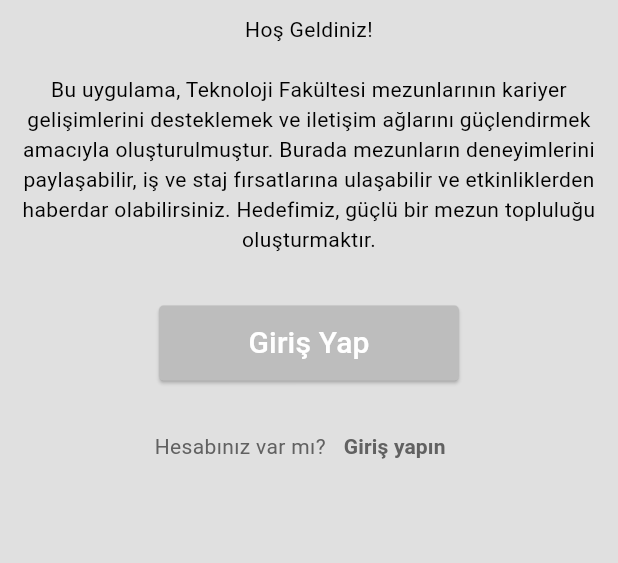
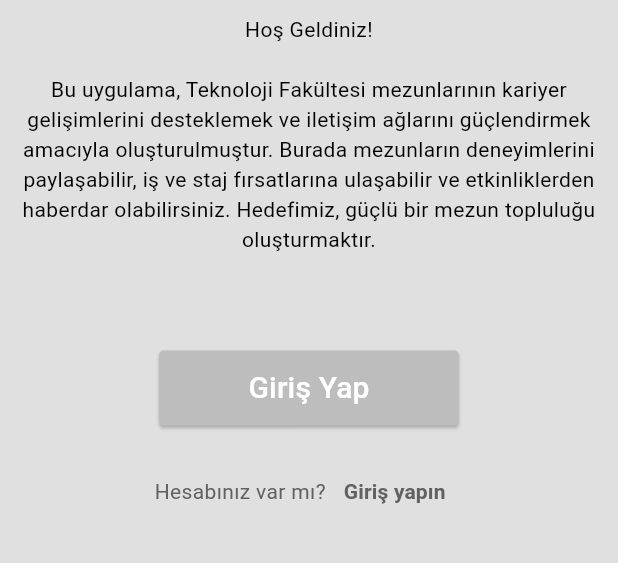
Before and after one commit to kaanhancerr/Selcuk_Alumni_Platform, a Flutter app: the screen it shows after launch, on a phone screen of 412 x 824 dp, the part 414-977 px from its top. Run offline on Flutter 3.47's test engine with Material 3 defaults, Android fonts, the light colour scheme and no system bars.

Commit message:
TextField update

```diff
--- a/lib/components/my_textfield.dart
+++ b/lib/components/my_textfield.dart
@@ -23,11 +23,12 @@ class MyTextField extends StatelessWidget {
         decoration: InputDecoration(
             enabledBorder: OutlineInputBorder(
               borderSide: BorderSide(
-                  color: Theme.of(context).colorScheme.tertiary, width: 2),
+                  color: Theme.of(context).colorScheme.tertiary, width: 1),
             ),
             focusedBorder: OutlineInputBorder(
               borderSide: BorderSide(
-                  color: Theme.of(context).colorScheme.primary, width: 2),
+                  color: Theme.of(context).colorScheme.inversePrimary,
+                  width: 2),
             ),
             fillColor: Theme.of(context).colorScheme.tertiary,
             filled: true,
--- a/lib/tanitim_sayfa.dart
+++ b/lib/tanitim_sayfa.dart
@@ -36,6 +36,7 @@ class _TanitimSayfaState extends State<TanitimSayfa> {
                   style: TextStyle(fontSize: 14),
                 ),
               ),
+              const SizedBox(height: 30),
               Padding(
                 padding: const EdgeInsets.only(top: 24.0),
                 child: SizedBox(
```
